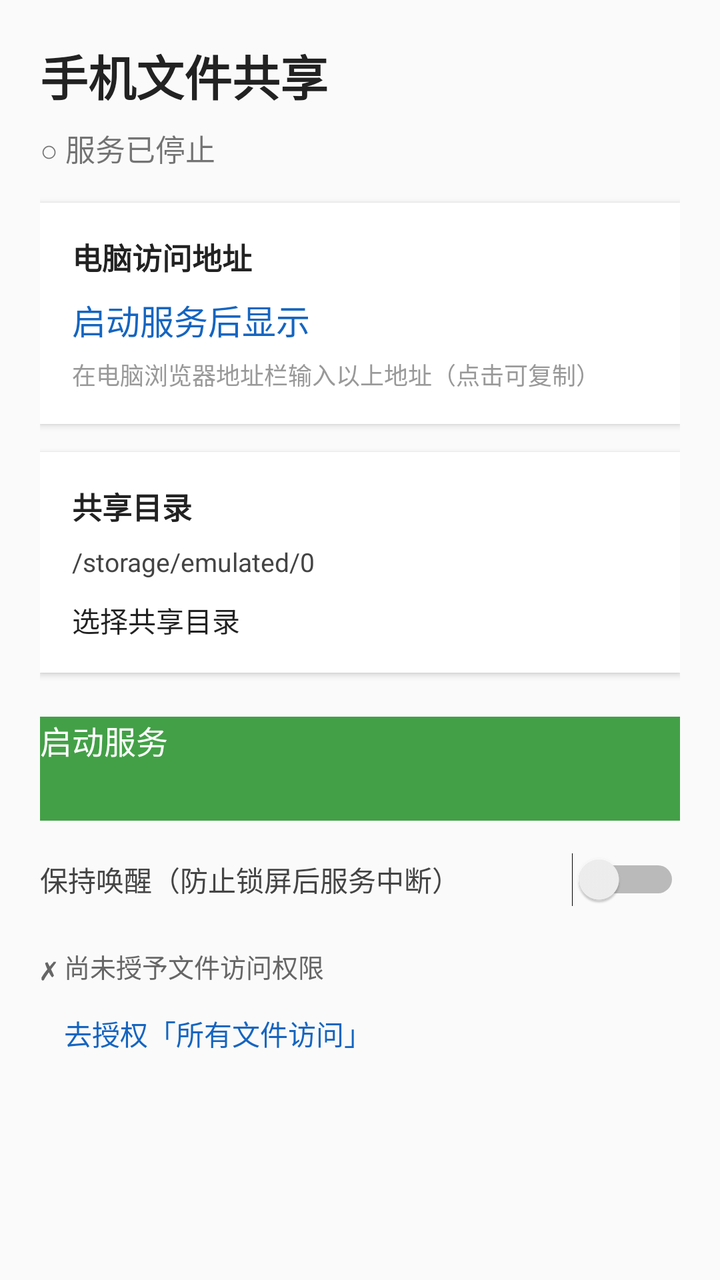
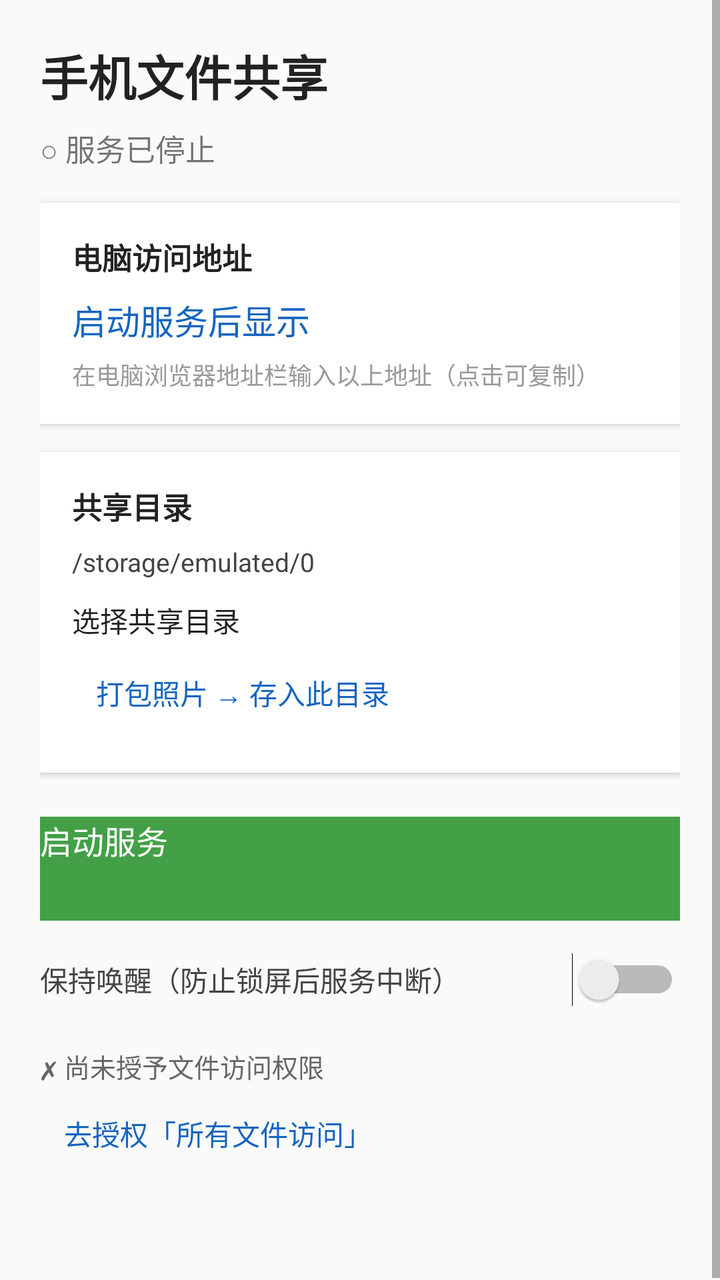

Compare the two renders of this Android layout. The source of the first and the diff that turns it into the second are given below.
<!-- AndroidManifest.xml: application theme AppTheme -->
<!-- res/layout/activity_main.xml -->
<?xml version="1.0" encoding="utf-8"?>
<ScrollView xmlns:android="http://schemas.android.com/apk/res/android"
    android:layout_width="match_parent"
    android:layout_height="match_parent"
    android:background="#FAFAFA">

    <LinearLayout
        android:layout_width="match_parent"
        android:layout_height="wrap_content"
        android:orientation="vertical"
        android:padding="20dp">

        <TextView
            android:layout_width="wrap_content"
            android:layout_height="wrap_content"
            android:text="手机文件共享"
            android:textColor="#222222"
            android:textSize="24sp"
            android:textStyle="bold" />

        <TextView
            android:id="@+id/statusText"
            android:layout_width="wrap_content"
            android:layout_height="wrap_content"
            android:layout_marginTop="8dp"
            android:text="○ 服务已停止"
            android:textSize="15sp" />

        <LinearLayout
            android:layout_width="match_parent"
            android:layout_height="wrap_content"
            android:layout_marginTop="16dp"
            android:background="#FFFFFF"
            android:elevation="2dp"
            android:orientation="vertical"
            android:padding="16dp">

            <TextView
                android:layout_width="wrap_content"
                android:layout_height="wrap_content"
                android:text="电脑访问地址"
                android:textColor="#222222"
                android:textSize="15sp"
                android:textStyle="bold" />

            <TextView
                android:id="@+id/urlText"
                android:layout_width="match_parent"
                android:layout_height="wrap_content"
                android:layout_marginTop="8dp"
                android:fontFamily="monospace"
                android:text="启动服务后显示"
                android:textColor="#1565C0"
                android:textSize="17sp" />

            <TextView
                android:layout_width="wrap_content"
                android:layout_height="wrap_content"
                android:layout_marginTop="6dp"
                android:text="在电脑浏览器地址栏输入以上地址（点击可复制）"
                android:textColor="#999999"
                android:textSize="12sp" />
        </LinearLayout>

        <LinearLayout
            android:layout_width="match_parent"
            android:layout_height="wrap_content"
            android:layout_marginTop="14dp"
            android:background="#FFFFFF"
            android:elevation="2dp"
            android:orientation="vertical"
            android:padding="16dp">

            <TextView
                android:layout_width="wrap_content"
                android:layout_height="wrap_content"
                android:text="共享目录"
                android:textColor="#222222"
                android:textSize="15sp"
                android:textStyle="bold" />

            <TextView
                android:id="@+id/dirText"
                android:layout_width="match_parent"
                android:layout_height="wrap_content"
                android:layout_marginTop="8dp"
                android:text="/storage/emulated/0"
                android:textColor="#444444"
                android:textSize="13sp" />

            <Button
                android:id="@+id/pickBtn"
                android:layout_width="wrap_content"
                android:layout_height="wrap_content"
                android:layout_marginTop="10dp"
                android:text="选择共享目录"
                android:textSize="14sp" />
        </LinearLayout>

        <Button
            android:id="@+id/startBtn"
            android:layout_width="match_parent"
            android:layout_height="52dp"
            android:layout_marginTop="22dp"
            android:background="#43A047"
            android:text="启动服务"
            android:textColor="#FFFFFF"
            android:textSize="16sp" />

        <LinearLayout
            android:layout_width="match_parent"
            android:layout_height="wrap_content"
            android:layout_marginTop="16dp"
            android:gravity="center_vertical"
            android:orientation="horizontal">

            <TextView
                android:layout_width="0dp"
                android:layout_height="wrap_content"
                android:layout_weight="1"
                android:text="保持唤醒（防止锁屏后服务中断）"
                android:textColor="#444444"
                android:textSize="14sp" />

            <Switch
                android:id="@+id/awakeSwitch"
                android:layout_width="wrap_content"
                android:layout_height="wrap_content" />
        </LinearLayout>

        <TextView
            android:id="@+id/permText"
            android:layout_width="wrap_content"
            android:layout_height="wrap_content"
            android:layout_marginTop="20dp"
            android:text="✗ 尚未授予文件访问权限"
            android:textColor="#666666"
            android:textSize="13sp" />

        <Button
            android:id="@+id/permBtn"
            style="?android:attr/borderlessButtonStyle"
            android:layout_width="wrap_content"
            android:layout_height="wrap_content"
            android:text="去授权「所有文件访问」"
            android:textColor="#1565C0"
            android:textSize="14sp" />

        <TextView
            android:id="@+id/tipText"
            android:layout_width="match_parent"
            android:layout_height="wrap_content"
            android:layout_marginTop="14dp"
            android:lineSpacingExtra="4dp"
            android:textColor="#999999"
            android:textSize="12sp" />
    </LinearLayout>
</ScrollView>
<!-- resources referenced by this layout -->
<resources>
  <style name="AppTheme" parent="android:Theme.Material.Light.NoActionBar">
          <item name="android:statusBarColor">#1565C0</item>
          <item name="android:windowBackground">#FAFAFA</item>
      </style>
</resources>

<!-- the commit's change to res/layout/activity_main.xml (unified diff, before → after) -->
@@ -95,6 +95,16 @@
                 android:layout_marginTop="10dp"
                 android:text="选择共享目录"
                 android:textSize="14sp" />
+
+            <Button
+                android:id="@+id/packBtn"
+                style="?android:attr/borderlessButtonStyle"
+                android:layout_width="wrap_content"
+                android:layout_height="wrap_content"
+                android:layout_marginTop="2dp"
+                android:text="打包照片 → 存入此目录"
+                android:textColor="#1565C0"
+                android:textSize="14sp" />
         </LinearLayout>
 
         <Button
